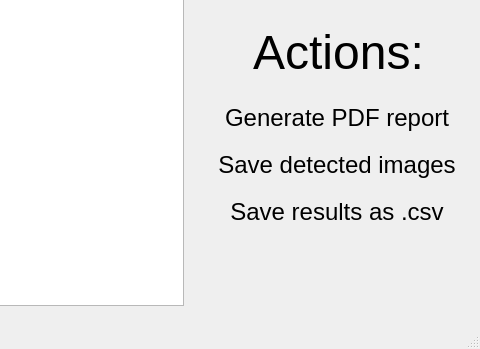
The window that mainPage.ui (Natasha-rare/covid19-analyser) describes before a commit, drawn with Qt 5; both pictures show x 357 to 837 and y 245 to 594 of the 837 by 594 pixel window.
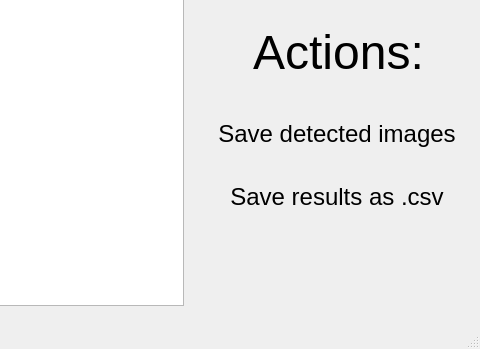
The same window after the commit. Icons and pictures are not drawn.

Commit message: remove pdf

What changed in the file:
```diff
--- a/mainPage.ui
+++ b/mainPage.ui
@@ -115,22 +115,6 @@
      </rect>
     </property>
     <layout class="QVBoxLayout" name="verticalLayout">
-     <item>
-      <widget class="QPushButton" name="to_pdf_button">
-       <property name="font">
-        <font>
-         <family>Arial</family>
-         <pointsize>18</pointsize>
-        </font>
-       </property>
-       <property name="text">
-        <string>Generate PDF report</string>
-       </property>
-       <property name="flat">
-        <bool>true</bool>
-       </property>
-      </widget>
-     </item>
      <item>
       <widget class="QPushButton" name="save_detected_button">
        <property name="font">
```
Left out of the diff: 2 changed lines with no effect on the pictures.
